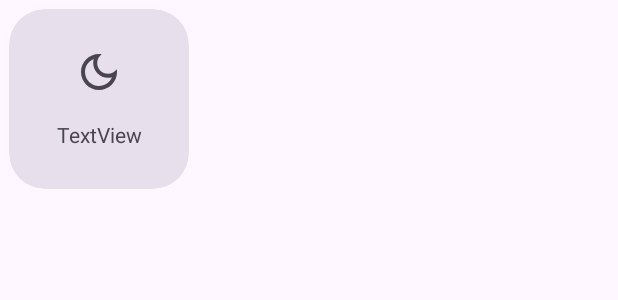
After one commit to DerTyp7214/RboardThemeCreator, an Android app: the layout check_card.xml on its own in the app's theme, with its tools: preview values and no code run, on a phone screen of 412 x 824 dp. The commit adds this screen. Shown: the top 300 px of the screen. Run offline under Robolectric (Android 15) with nearby library versions, the phone set to English and light mode, and no system bars.

Commit message:
fix style

```diff
--- /dev/null
+++ b/app/src/main/res/layout/check_card.xml
@@ -0,0 +1,41 @@
+<?xml version="1.0" encoding="utf-8"?>
+<com.google.android.material.card.MaterialCardView xmlns:android="http://schemas.android.com/apk/res/android"
+    xmlns:app="http://schemas.android.com/apk/res-auto"
+    xmlns:tools="http://schemas.android.com/tools"
+    android:id="@+id/card"
+    android:layout_width="120dp"
+    android:layout_height="120dp"
+    android:layout_margin="6dp"
+    app:cardBackgroundColor="?attr/colorSurfaceVariant"
+    app:cardCornerRadius="24dp"
+    app:cardElevation="0dp"
+    app:strokeColor="?attr/colorPrimary"
+    app:strokeWidth="0dp">
+
+    <LinearLayout
+        android:layout_width="match_parent"
+        android:layout_height="match_parent"
+        android:gravity="center"
+        android:orientation="vertical">
+
+        <ImageView
+            android:id="@+id/icon"
+            android:layout_width="match_parent"
+            android:layout_height="32dp"
+            app:tint="?attr/colorOnSurfaceVariant"
+            tools:ignore="ContentDescription"
+            tools:srcCompat="@drawable/ic_dark_mode" />
+
+        <Space
+            android:layout_width="match_parent"
+            android:layout_height="16dp" />
+
+        <TextView
+            android:id="@+id/text"
+            android:layout_width="match_parent"
+            android:layout_height="wrap_content"
+            android:gravity="center_horizontal"
+            android:textColor="?attr/colorOnSurfaceVariant"
+            tools:text="TextView" />
+    </LinearLayout>
+</com.google.android.material.card.MaterialCardView>
--- a/app/src/main/res/values/themes.xml
+++ b/app/src/main/res/values/themes.xml
@@ -1,4 +1,4 @@
-<resources xmlns:tools="http://schemas.android.com/tools">
+<resources>
     <!-- Base application theme. -->
     <style name="Theme.RboardThemeCreator" parent="Theme.Material3.DayNight.NoActionBar">
         <item name="android:windowLightStatusBar">?attr/isLightTheme</item>
@@ -9,9 +9,5 @@
         <item name="materialAlertDialogTheme">
             @style/Dialog.RboardThemeCreator.MaterialAlertDialog
         </item>
-
-        <item name="android:windowSplashScreenBrandingImage" tools:ignore="NewApi">
-            @drawable/dertyp_branding
-        </item>
     </style>
 </resources>
```
Also changed, not shown: app/build.gradle.kts (+29 -23 lines), app/src/main/java/de/dertyp7214/rboardthemecreator/components/CheckCard.kt (added, +64 -0 lines), app/src/main/java/de/dertyp7214/rboardthemecreator/screens/MainActivity.kt (+18 -125 lines), app/src/main/java/de/dertyp7214/rboardthemecreator/utils/ThemeUtils.kt (+89 -40 lines).
